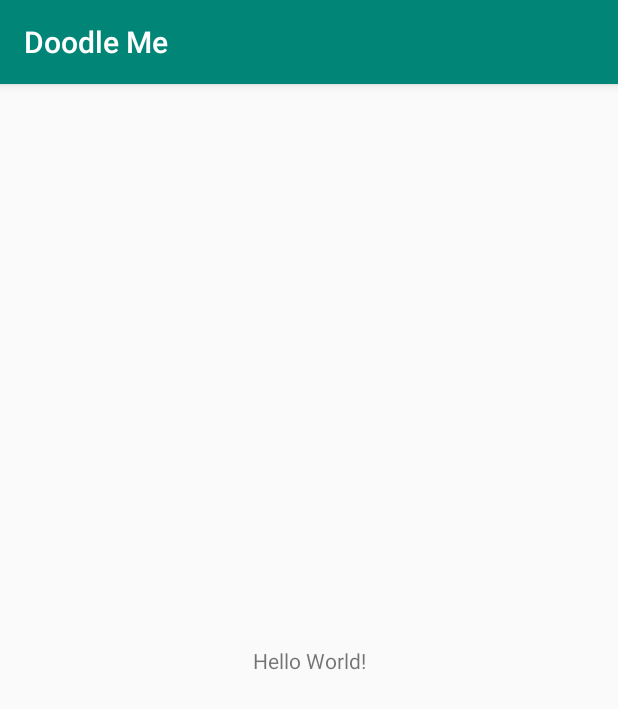
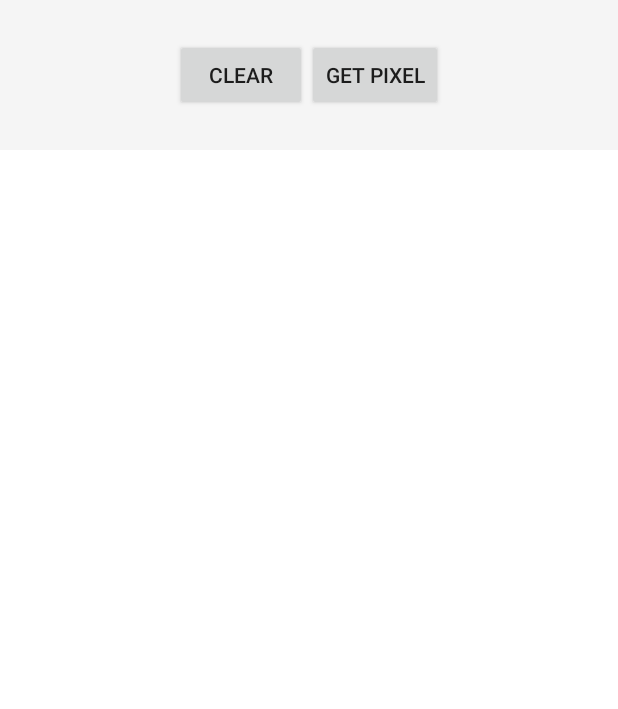
Before and after one commit to jyotirmoy-paul/DoodleMe, an Android app: the screen it shows after launch (MainActivity), on a phone screen of 412 x 824 dp. Shown: the top 709 px of the screen. Run offline under Robolectric (Android 15) with nearby library versions, the phone set to English and light mode, and no system bars.

Commit message:
Drawing Canvas of the Android App done

```diff
--- a/DoodleMeApp/app/src/main/java/paul/cipherresfeber/doodleme/MainActivity.java
+++ b/DoodleMeApp/app/src/main/java/paul/cipherresfeber/doodleme/MainActivity.java
@@ -1,7 +1,13 @@
 package paul.cipherresfeber.doodleme;
 
+import android.os.Bundle;
 import android.support.v7.app.AppCompatActivity;
-import android.os.Bundle;
+import android.util.DisplayMetrics;
+import android.util.Log;
+import android.view.View;
+import android.widget.Button;
+
+import paul.cipherresfeber.doodleme.Views.DrawingCanvas;
 
 public class MainActivity extends AppCompatActivity {
 
@@ -9,5 +15,30 @@ public class MainActivity extends AppCompatActivity {
     protected void onCreate(Bundle savedInstanceState) {
         super.onCreate(savedInstanceState);
         setContentView(R.layout.activity_main);
+
+        final DrawingCanvas drawingCanvas = findViewById(R.id.drawingCanvas);
+
+        DisplayMetrics metrics = new DisplayMetrics();
+        getWindowManager().getDefaultDisplay().getMetrics(metrics);
+        drawingCanvas.init(metrics);
+
+        Button buttonClearDrawingCanvas = findViewById(R.id.btnClearDrawingCanvas);
+
+        buttonClearDrawingCanvas.setOnClickListener(new View.OnClickListener() {
+            @Override
+            public void onClick(View v) {
+                drawingCanvas.clear();
+            }
+        });
+
+        Button buttonGetPixel = findViewById(R.id.btnGetPixel);
+        buttonGetPixel.setOnClickListener(new View.OnClickListener() {
+            @Override
+            public void onClick(View v) {
+                double pixelData[] = drawingCanvas.getPixelData();
+                Log.i("Pixel Data Length: ",String.valueOf(pixelData.length));
+            }
+        });
+
     }
 }
--- /dev/null
+++ b/DoodleMeApp/app/src/main/java/paul/cipherresfeber/doodleme/Views/DrawingCanvas.java
@@ -0,0 +1,147 @@
+package paul.cipherresfeber.doodleme.Views;
+
+import android.content.Context;
+import android.graphics.Bitmap;
+import android.graphics.Canvas;
+import android.graphics.Color;
+import android.graphics.Paint;
+import android.graphics.Path;
+import android.support.annotation.Nullable;
+import android.util.AttributeSet;
+import android.util.DisplayMetrics;
+import android.view.MotionEvent;
+import android.view.View;
+
+import java.util.ArrayList;
+
+public class DrawingCanvas extends View {
+
+    private int backgroundColor = Color.WHITE;
+    private float strokeWidth = 5f;
+
+    private float mX, mY;
+    private Path mPath;
+    private Paint mPaint;
+    private ArrayList<FingerPath> paths = new ArrayList<>();
+    private Bitmap mBitmap;
+    private Canvas mCanvas;
+    private Paint mBitmapPaint = new Paint(Paint.DITHER_FLAG);
+
+    public DrawingCanvas(Context context, @Nullable AttributeSet attrs) {
+        super(context, attrs);
+
+        mPaint = new Paint();
+        mPaint.setStrokeWidth(strokeWidth);
+        mPaint.setAntiAlias(true);
+        mPaint.setDither(true);
+        mPaint.setColor(Color.BLACK);
+        mPaint.setStyle(Paint.Style.STROKE);
+        mPaint.setStrokeJoin(Paint.Join.ROUND);
+        mPaint.setStrokeCap(Paint.Cap.ROUND);
+
+    }
+
+    public void init(DisplayMetrics metrics) {
+        int height = metrics.heightPixels;
+        int width = metrics.widthPixels;
+
+        mBitmap = Bitmap.createBitmap(width, height, Bitmap.Config.ARGB_8888);
+        mCanvas = new Canvas(mBitmap);
+
+    }
+
+    @Override
+    protected void onDraw(Canvas canvas) {
+        canvas.save();
+        mCanvas.drawColor(backgroundColor);
+
+        for (FingerPath fp : paths) {
+            mPaint.setColor(Color.BLACK);
+            mPaint.setStrokeWidth(strokeWidth);
+            mPaint.setMaskFilter(null);
+            mCanvas.drawPath(fp.path, mPaint);
+        }
+
+        canvas.drawBitmap(mBitmap, 0, 0, mBitmapPaint);
+        canvas.restore();
+    }
+
+    private void touchDown(float x, float y) {
+        mPath = new Path();
+        FingerPath fp = new FingerPath(mPath);
+        paths.add(fp);
+        mPath.reset();
+        mPath.moveTo(x, y);
+        mX = x;
+        mY = y;
+    }
+
+    private void touchMove(float x, float y) {
+        float dx = Math.abs(x - mX);
+        float dy = Math.abs(y - mY);
+        float touchVariance = 2;
+        if (dx >= touchVariance || dy >= touchVariance) {
+            mPath.quadTo(mX, mY, (x + mX) / 2, (y + mY) / 2);
+            mX = x;
+            mY = y;
+        }
+    }
+
+    private void touchUp() {
+        mPath.lineTo(mX, mY);
+    }
+
+    @Override
+    public boolean onTouchEvent(MotionEvent event){
+        // get the initial touch points
+        float x = event.getX();
+        float y = event.getY();
+        switch (event.getAction()){
+            case MotionEvent.ACTION_DOWN:
+                touchDown(x,y);
+                invalidate();
+                break;
+            case MotionEvent.ACTION_MOVE:
+                touchMove(x,y);
+                invalidate();
+                break;
+            case MotionEvent.ACTION_UP:
+                touchUp();
+                invalidate();
+                break;
+            default:
+                return false;
+        }
+        return true;
+    }
+
+    // method for clearing the drawing canvas
+    public void clear() {
+        backgroundColor = Color.WHITE;
+        paths.clear();
+        invalidate();
+    }
+
+    // method that returns the bitmap of drawn image on canvas
+    public double[] getPixelData(){
+
+        Bitmap bitmap = Bitmap.createScaledBitmap(mBitmap, 28,28, false);
+
+        int width = bitmap.getWidth();
+        int height = bitmap.getHeight();
+
+        // get the pixel data from bitmap
+        int[] pixels = new int[width*height];
+        bitmap.getPixels(pixels, 0, width, 0, 0, width, height);
+
+        // rescaling the pixels values -  dividing each pixel by 255
+        double[] rescaledPixels = new double[pixels.length];
+        for(int i=0; i<pixels.length; i++){
+            rescaledPixels[i] = ((double)pixels[i])/255.0;
+        }
+
+        return rescaledPixels;
+
+    }
+
+}
--- a/DoodleMeApp/app/src/main/res/layout/activity_main.xml
+++ b/DoodleMeApp/app/src/main/res/layout/activity_main.xml
@@ -1,18 +1,37 @@
 <?xml version="1.0" encoding="utf-8"?>
-<android.support.constraint.ConstraintLayout xmlns:android="http://schemas.android.com/apk/res/android"
+<LinearLayout
+    android:orientation="vertical"
+    xmlns:android="http://schemas.android.com/apk/res/android"
     xmlns:app="http://schemas.android.com/apk/res-auto"
     xmlns:tools="http://schemas.android.com/tools"
     android:layout_width="match_parent"
     android:layout_height="match_parent"
     tools:context=".MainActivity">
 
-    <TextView
-        android:layout_width="wrap_content"
-        android:layout_height="wrap_content"
-        android:text="Hello World!"
-        app:layout_constraintBottom_toBottomOf="parent"
-        app:layout_constraintLeft_toLeftOf="parent"
-        app:layout_constraintRight_toRightOf="parent"
-        app:layout_constraintTop_toTopOf="parent" />
+    <LinearLayout
+        android:gravity="center"
+        android:background="#f5f5f5"
+        android:layout_width="match_parent"
+        android:layout_height="100dp">
 
-</android.support.constraint.ConstraintLayout>
+        <Button
+            android:text="CLEAR"
+            android:id="@+id/btnClearDrawingCanvas"
+            android:layout_width="wrap_content"
+            android:layout_height="wrap_content" />
+
+        <Button
+            android:text="get pixel"
+            android:id="@+id/btnGetPixel"
+            android:layout_width="wrap_content"
+            android:layout_height="wrap_content" />
+
+    </LinearLayout>
+
+    <paul.cipherresfeber.doodleme.Views.DrawingCanvas
+        android:id="@+id/drawingCanvas"
+        android:layout_weight="1"
+        android:layout_width="match_parent"
+        android:layout_height="match_parent" />
+
+</LinearLayout>
--- a/DoodleMeApp/app/src/main/res/values/styles.xml
+++ b/DoodleMeApp/app/src/main/res/values/styles.xml
@@ -1,7 +1,7 @@
 <resources>
 
     <!-- Base application theme. -->
-    <style name="AppTheme" parent="Theme.AppCompat.Light.DarkActionBar">
+    <style name="AppTheme" parent="Theme.AppCompat.Light.NoActionBar">
         <!-- Customize your theme here. -->
         <item name="colorPrimary">@color/colorPrimary</item>
         <item name="colorPrimaryDark">@color/colorPrimaryDark</item>
```
Also changed, not shown: DoodleMeApp/app/src/main/AndroidManifest.xml (+5 -2 lines), DoodleMeApp/app/src/main/assets/labels.txt (added, +88 -0 lines), DoodleMeApp/app/src/main/java/paul/cipherresfeber/doodleme/Views/FingerPath.java (added, +12 -0 lines), 2 other files.
